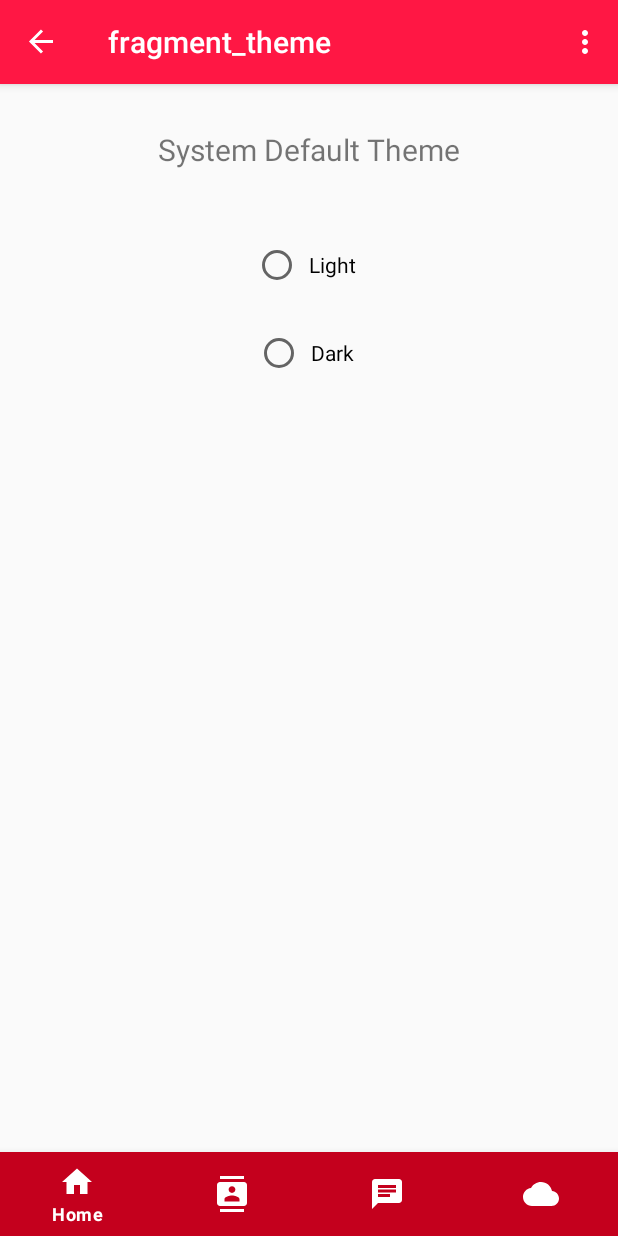
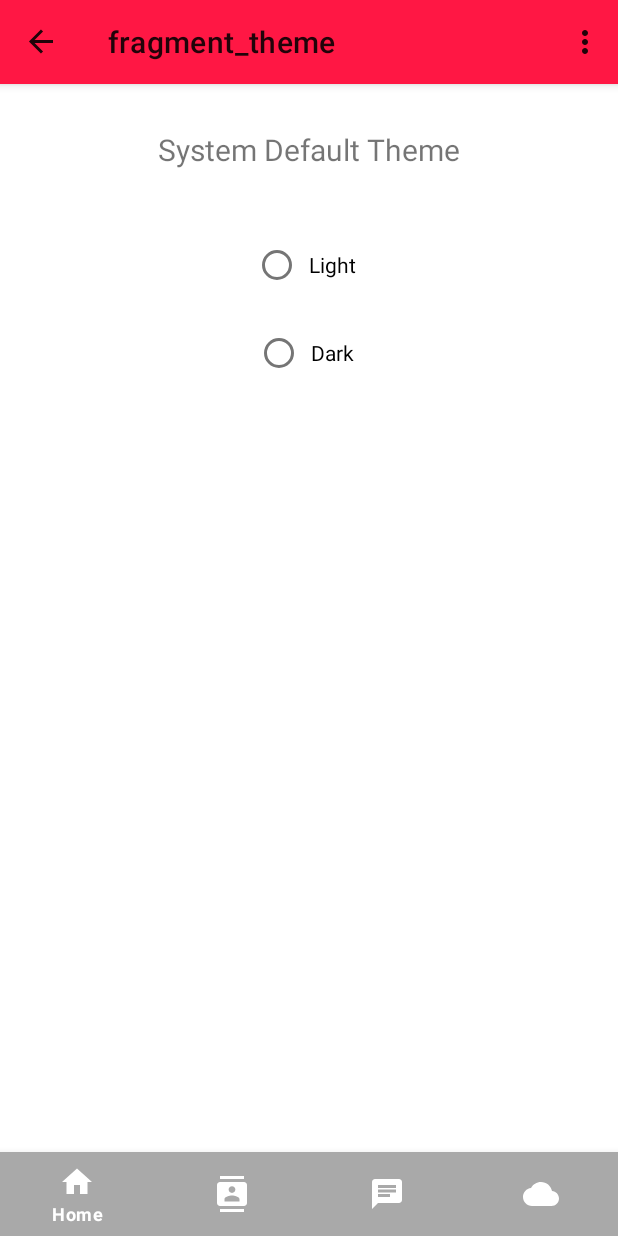
Before and after one commit to bjb1998/-Team-6-TCSS-450, an Android app: the ThemeFragment screen opened through its navigation route, on a phone screen of 412 x 824 dp. Run offline under Robolectric (Android 15) with nearby library versions, the phone set to English and light mode, and no system bars; our stand-ins replace Volley, navigation-ui; network calls fail; 5 statements that could not run were skipped.

Commit message:
Changes to the theme light and dark mode/ changes to the chat messages colors

```diff
--- a/app/src/main/java/edu/uw/tcss450/group6App/ui/home/HomeFragment.java
+++ b/app/src/main/java/edu/uw/tcss450/group6App/ui/home/HomeFragment.java
@@ -64,7 +64,7 @@ public class HomeFragment extends Fragment {
         mWeatherModel.setLocationModel(mLocationModel);
 
         setWeather();
-        mWeatherModel.connectGet();
+        mWeatherModel.connectGetDaily();
 
 
     }
--- a/app/src/main/java/edu/uw/tcss450/group6App/ui/settings/SettingsFragment.java
+++ b/app/src/main/java/edu/uw/tcss450/group6App/ui/settings/SettingsFragment.java
@@ -22,6 +22,8 @@ import android.widget.Button;
 import android.widget.TextView;
 
 import com.google.android.material.badge.BadgeUtils;
+
+import java.util.Objects;
 
 import edu.uw.tcss450.group6App.R;
 import edu.uw.tcss450.group6App.databinding.FragmentSettingsBinding;
@@ -64,7 +66,7 @@ public class SettingsFragment extends Fragment {
     }
     private void onClickLogOut(View v){
 
-        AlertDialog.Builder builder = new AlertDialog.Builder(getActivity());
+        AlertDialog.Builder builder = new AlertDialog.Builder(requireActivity());
         //Setting message manually and performing action on button click
         builder.setMessage("Are you sure you want to log out?")
                 .setCancelable(false)
--- a/app/src/main/java/edu/uw/tcss450/group6App/ui/settings/ThemeFragment.java
+++ b/app/src/main/java/edu/uw/tcss450/group6App/ui/settings/ThemeFragment.java
@@ -55,6 +55,7 @@ public class ThemeFragment extends Fragment {
         radioGroup = binding.getRoot().findViewById(R.id.idRGgroup);
         themeTV = binding.getRoot().findViewById(R.id.idtvTheme);
 
+
         SharedPreferences pref = getActivity().getSharedPreferences("Theme", Context.MODE_PRIVATE);
         boolean isNightMode = pref.getBoolean("isNight", true);
 
@@ -69,6 +70,7 @@ public class ThemeFragment extends Fragment {
                             Toast.makeText(getActivity(), "Already in Light Mode!", Toast.LENGTH_SHORT).show();
                         // on below line we are changing the theme to light mode.
                         AppCompatDelegate.setDefaultNightMode(AppCompatDelegate.MODE_NIGHT_NO);
+                        getActivity().setTheme(R.style.AppTheme);
                         group.clearCheck();
                         pref.edit().putBoolean("isNight", false).apply();
                         break;
@@ -78,8 +80,9 @@ public class ThemeFragment extends Fragment {
                         themeTV.setText("Dark Theme");
                         if(isNightMode)
                             Toast.makeText(getActivity(), "Already in Dark Mode!", Toast.LENGTH_SHORT).show();
-                        // on below line we are changing the theme to dark mode.
+                        // on below line we are changing the theme to dark mode
                         AppCompatDelegate.setDefaultNightMode(AppCompatDelegate.MODE_NIGHT_YES);
+                        getActivity().setTheme(R.style.DarkTheme);
                         group.clearCheck();
                         pref.edit().putBoolean("isNight", true).apply();
                         break;
--- a/app/src/main/res/layout/activity_main.xml
+++ b/app/src/main/res/layout/activity_main.xml
@@ -17,7 +17,6 @@
         app:layout_constraintLeft_toLeftOf="parent"
         app:layout_constraintRight_toRightOf="parent"
         app:menu="@menu/bottom_nav_menu"
-        app:itemBackground="@color/secondaryDarkColor"
         app:itemIconTint="@android:color/white"
         app:itemTextColor="@android:color/white"/>
 
--- a/app/src/main/res/values/colors.xml
+++ b/app/src/main/res/values/colors.xml
@@ -5,7 +5,9 @@
 <!--    <color name="colorAccent">#03DAC5</color>-->
     <color name="colorOffWhite">#E9E9E9</color>
     <color name="colorPrimaryAlpha">#226200EE</color>
-    <color name="gray">#d0d7e0</color>
+    <color name="gray">#808080</color>
+    <color name="gray_dark">#a9a9a9</color>
+
     <color name="royalBlue">#4169e1</color>
     <color name="red">#d60000</color>
     <color name="red_dark">#9c0000</color>
--- a/app/src/main/res/values/styles.xml
+++ b/app/src/main/res/values/styles.xml
@@ -3,21 +3,42 @@
     <!-- This is a MaterialDesignTheme. Required when using Material Components -->
 
         <!-- Base application theme. -->
-    <style name="AppTheme" parent="Theme.AppCompat.DayNight.DarkActionBar">
-        <!-- Primary brand color. -->
+    <style name="AppTheme" parent="Theme.MaterialComponents.DayNight">
+        <!-- Customize your theme here. -->
         <item name="colorPrimary">@color/secondaryColor</item>
-        <item name="colorPrimaryDark">@color/secondaryDarkColor</item>
+        <item name="colorPrimaryDark">@color/gray_dark</item>
         <item name="colorAccent">@color/red</item>
-        <item name="colorPrimaryVariant">@color/primaryDarkColor</item>
-        <item name="colorOnPrimary">@color/red</item>
-        <item name="colorOnPrimarySurface">@color/red</item>
-        <item name="colorOnSecondary">@color/red</item>
-        <item name="colorOnError">@color/red</item>
-        <item name="colorOnSurface">@color/red</item>
-        <item name="colorOnBackground">@color/red</item>
+        <item name="actionMenuTextColor">#fff</item>
+        <item name="backgroundColor">#fcfcfc</item>
+        <item name="cardBackgroundColor">#ffffff</item>
+        <item name="textColor">@color/colorOffWhite</item>
+        <item name="tintColor">@color/red</item>
+        <item name="iconTint">@color/red</item>
+        <item name="buttonColor">@color/cardview_dark_background</item>
+        <item name="backgroundTint">@color/gray_dark</item>
 
+        <item name="android:windowAnimationStyle">@style/WindowAnimationTransition</item>
     </style>
 
+
+    <style name="DarkTheme" parent="Theme.Material3.DynamicColors.DayNight">
+        <item name="colorPrimary">#001a33</item>
+        <item name="colorPrimaryDark">#1C1C1C</item>
+        <item name="colorAccent">@color/red</item>
+        <item name="backgroundColor">#000000</item>
+        <item name="cardBackgroundColor">#424242</item>
+        <item name="textColor">#ffffff</item>
+        <item name="tintColor">#ffffff</item>
+        <item name="iconTint">#BABABA</item>
+        <item name="rippleColor">#7FE1AB</item>
+        <item name="buttonColor">@color/primaryColor</item>
+
+        <item name="android:windowAnimationStyle">@style/WindowAnimationTransition</item>
+    </style>
+    <style name="WindowAnimationTransition">
+        <item name="android:windowEnterAnimation">@android:anim/fade_in</item>
+        <item name="android:windowExitAnimation">@android:anim/fade_out</item>
+    </style>
     <style name="Widget.App.Button.OutlinedButton.IconOnly" parent="Widget.MaterialComponents.Button.OutlinedButton">
         <item name="iconPadding">0dp</item>
         <item name="android:insetTop">0dp</item>
@@ -28,16 +49,6 @@
         <item name="android:minHeight">48dp</item>
     </style>
 
-    <!--Dark Theme  -->
-    <!--    <style name="BlackTheme">-->
-    <!--        <item name="android:background">#000000</item>-->
 
-    <!--        <item name="android:textColor">#FFFFFF</item>-->
-    <!--    </style>-->
-
-    <!--    <style name="RedTheme">-->
-    <!--        <item name="android:background">#d60000</item>-->
-    <!--        <item name="android:textColor">#000000</item>-->
-    <!--    </style>-->
 
 </resources>
```
Also changed, not shown: app/src/main/java/edu/uw/tcss450/group6App/ui/chat/ChatRecyclerViewAdapter.java (+6 -6 lines), app/src/main/res/values/attrs.xml (added, +12 -0 lines).
